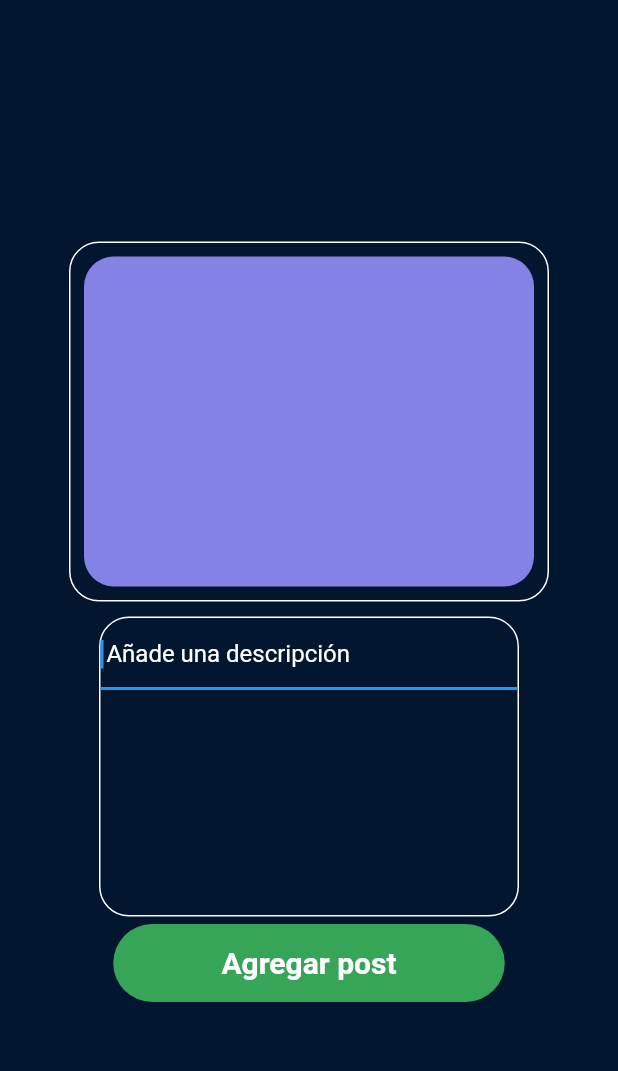
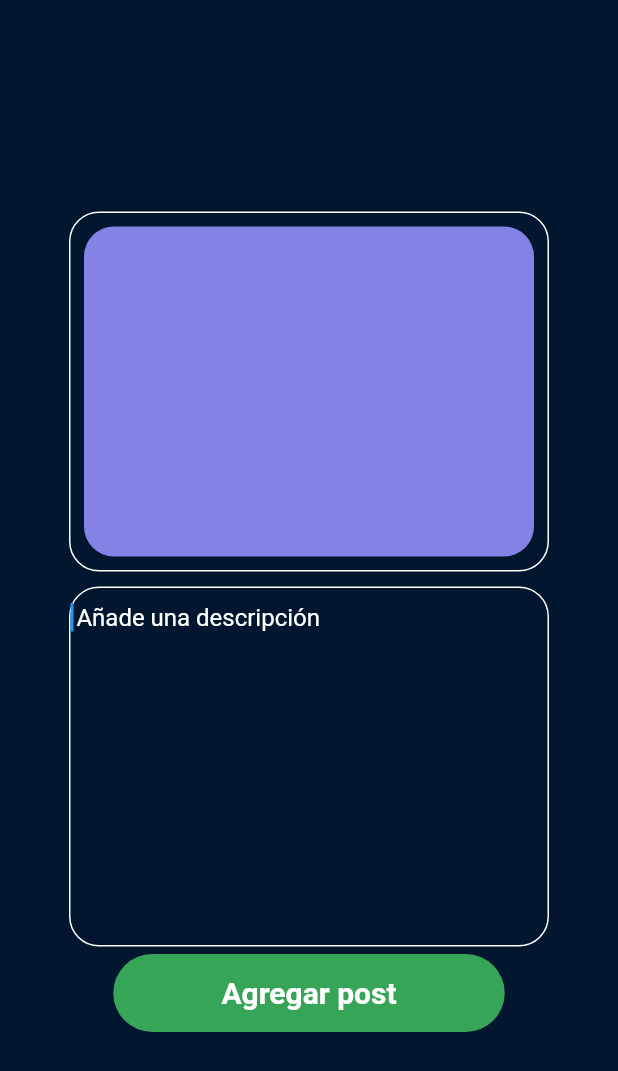
Before and after one commit to jero0137/PosIt, a Flutter app: the agregarpost screen opened directly, on a phone screen of 412 x 824 dp. Shown: the top 1071 px of the screen. Run offline on Flutter 3.47's test engine with Material 2 defaults, Android fonts, the phone set to English and light mode, and no system bars; missing offline and left inert: cloud_firestore_web, firebase_core_web; accounts and stored records are empty; network calls fail.

Commit message:
arreglo vistas comentario y agregar - editar post

```diff
--- a/lib/widgets/widgets.dart
+++ b/lib/widgets/widgets.dart
@@ -77,10 +77,11 @@ Container postAgregar(String foto) {
       ));
 }
 
+
 Container descripcion(String texto) {
   return Container(
-    width: 280,
-    height: 200,
+    width: 320,
+    height: 240,
     margin: const EdgeInsets.only(bottom: 5, top: 5),
     decoration: BoxDecoration(
         border: Border.all(
@@ -89,20 +90,25 @@ Container descripcion(String texto) {
         borderRadius: BorderRadius.all(Radius.circular(20)),
         color: Colors.transparent),
     child: Column(children: [
+      SizedBox(
+        height: 10,
+      ),
       camposinlinea(' ' + texto),
+
     ]),
   );
 }
 
 TextField camposinlinea(String descripcion) {
   return TextField(
-    decoration: InputDecoration(
+    decoration: InputDecoration.collapsed(
       fillColor: Colors.white,
       hintText: descripcion,
       hintStyle: TextStyle(color: Colors.white),
     ),
     textAlign: TextAlign.start,
     maxLines: null,
+
     style: TextStyle(color: Colors.white),
     autofocus: true,
   );
@@ -336,13 +342,16 @@ Container comentarios(String foto, String usuario, String texto) {
               Text(
                 usuario,
                 style: TextStyle(color: Colors.white, fontSize: 20),
+                textAlign: TextAlign.left,
               ),
               Text(
                 texto,
                 style: TextStyle(color: Colors.white, fontSize: 17),
+                textAlign: TextAlign.left,
               )
             ],
           )
         ],
-      ));
+      )
+  );
 }
```
